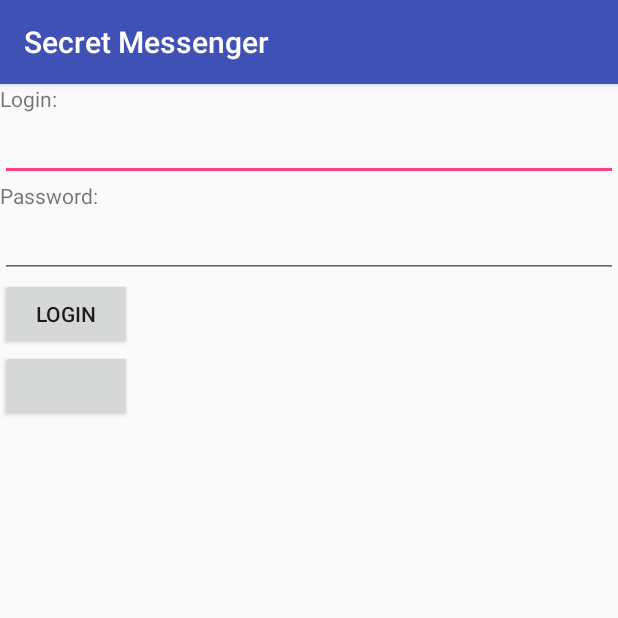
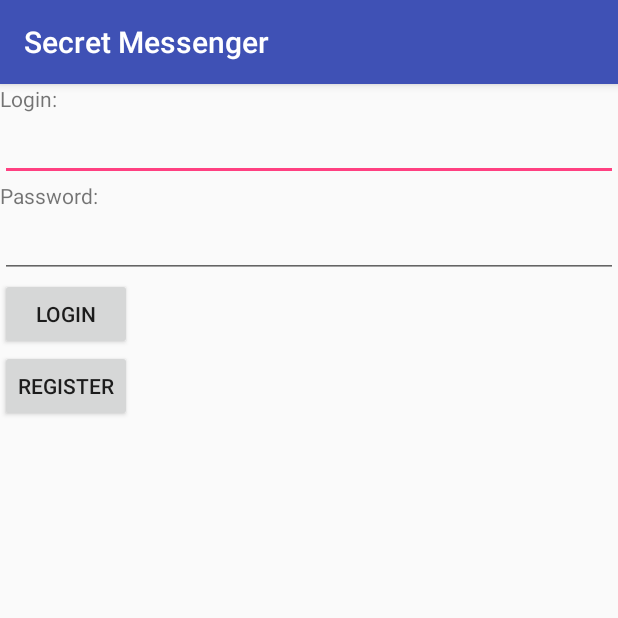
Before and after one commit to elpassion-workshops/android-workshops, an Android app: the LoginActivity screen opened directly, with no data from a screen before it, on a phone screen of 412 x 824 dp, the top half of it. Run offline under Robolectric (Android 15) with nearby library versions, the phone set to English and light mode, and no system bars.

Commit message:
Register button should have correct name

```diff
--- a/app/src/main/res/layout/login_activity.xml
+++ b/app/src/main/res/layout/login_activity.xml
@@ -37,6 +37,7 @@
     <Button
         android:id="@+id/registerButton"
         android:layout_width="wrap_content"
-        android:layout_height="wrap_content"/>
+        android:layout_height="wrap_content"
+        android:text="@string/register_button"/>
 
 </LinearLayout>
--- a/app/src/main/res/values/strings.xml
+++ b/app/src/main/res/values/strings.xml
@@ -3,4 +3,5 @@
     <string name="login_header">Login:</string>
     <string name="password_header">Password:</string>
     <string name="login_button">login</string>
+    <string name="register_button">register</string>
 </resources>
```
Also changed, not shown: 1 other file.
